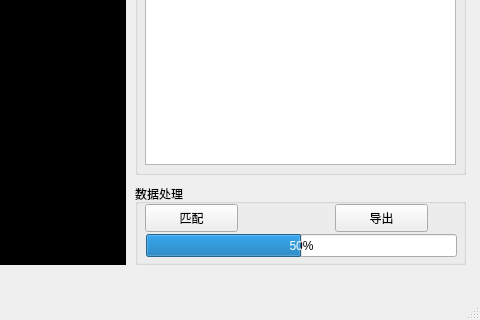
This is mainwindow.ui in xiamidanjuan/PointCloudMatching as Qt 5 draws it before an edit; both pictures show x 455 to 935 and y 286 to 606 of the 935 by 606 pixel window. The edited form follows.
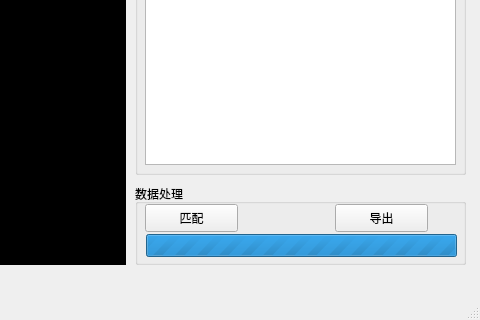
This is the edited form.

What changed in the file:
```diff
--- a/mainwindow.ui
+++ b/mainwindow.ui
@@ -245,10 +245,10 @@
       </rect>
      </property>
      <property name="maximum">
-      <number>100</number>
+      <number>0</number>
      </property>
      <property name="value">
-      <number>50</number>
+      <number>0</number>
      </property>
     </widget>
    </widget>
```
Left out of the diff: 2 changed lines with no effect on the pictures.
